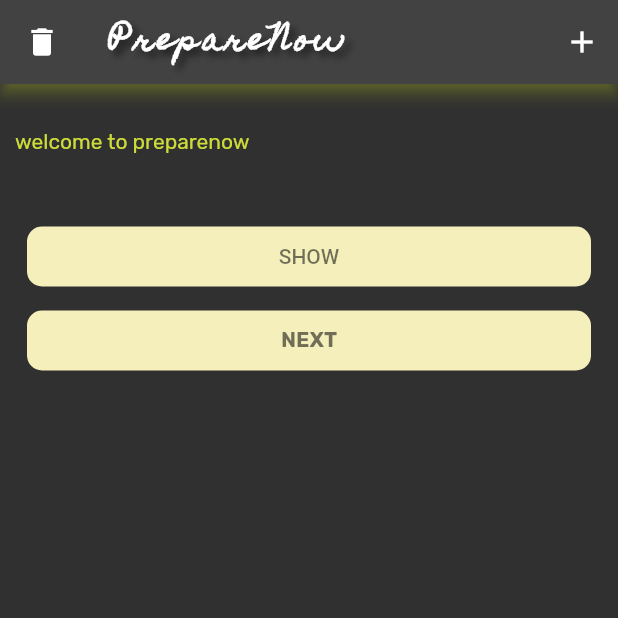
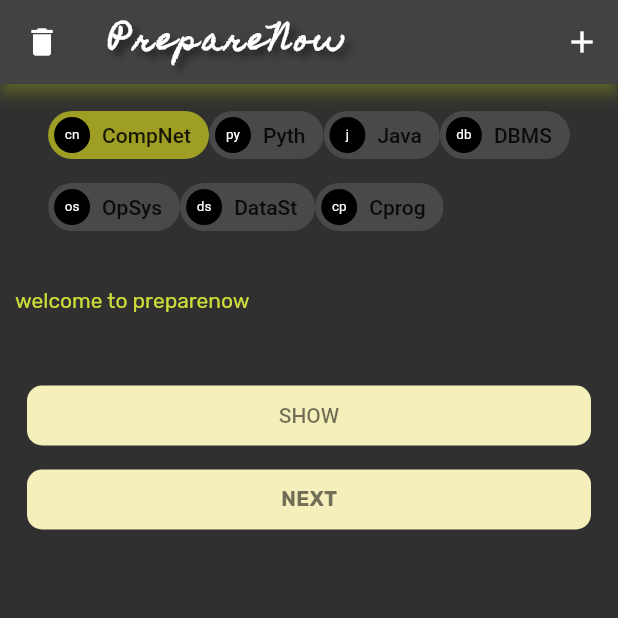
Before and after one commit to jithinprem/interview-app, a Flutter app: the screen it shows after launch, on a phone screen of 412 x 824 dp, the top half of it. Run offline on Flutter 3.47's test engine with Material 2 defaults, Android fonts, the phone set to English and light mode, and no system bars; our stand-ins replace sqflite; accounts and stored records are empty.

```diff
--- a/lib/screen/homepage.dart
+++ b/lib/screen/homepage.dart
@@ -6,6 +6,8 @@ import 'package:interview/actions/get_home_question.dart';
 import 'package:interview/question.dart';
 import 'package:sqflite/sqflite.dart';
 import 'package:interview/actions/get_no_items.dart';
+
+import '../stored_constant/stored_constant.dart';
 
 class HomePage extends StatefulWidget {
   const HomePage({Key? key}) : super(key: key);
@@ -16,32 +18,34 @@ class HomePage extends StatefulWidget {
 }
 
 class _HomePageState extends State<HomePage> {
-
-  getval() async{
-    GetQue().get_home_question('cn').then((List l){
+  getval() async {
+    GetQue().get_home_question(circle_avatars[_value]).then((List l) {
       allque = l;
     });
-    setState((){
+    setState(() {
       presentque = allque[0]['question'];
       presentans = allque[0]['answer'];
     });
     return allque;
   }
+
   @override
   void initState() {
     // TODO: implement initState
     super.initState();
-    get_total_items().then((ret_count){
-      setState((){
+    get_total_items().then((ret_count) {
+      setState(() {
         totalcount = ret_count;
         print('the total item changed to $totalcount');
       });
     });
     print('the total items is set to $totalcount');
     getval();
-
   }
 
+  int _value = 0;
+  List<String> list_subjects = ['CompNet', 'Pyth', 'Java', 'DBMS', 'OpSys', 'DataSt', 'Cprog'];
+  List<String> circle_avatars = ['cn', 'py', 'j', 'db', 'os', 'ds', 'cp'];
   var ind = 0;
   var _vis = false;
   var txtbut = 'SHOW';
@@ -49,17 +53,18 @@ class _HomePageState extends State<HomePage> {
   var ansfield = false;
   var quefield = false;
   String currsubject = 'cn';
-  var select_que =1;   // later do it by reinforcement learning
+  var select_que = 1; // later do it by reinforcement learning
   String presentque = 'welcome to preparenow';
-  String presentans = 'learn for your interviews, viva\'s with us..\nEnter next to view your questions';
+  String presentans =
+      'learn for your interviews, viva\'s with us..\nEnter next to view your questions';
   List allque = [];
 
   TextEditingController que = TextEditingController();
   TextEditingController ans = TextEditingController();
 
+
   @override
   Widget build(BuildContext context) {
-
     return MaterialApp(
       theme: ThemeData.dark().copyWith(primaryColor: Colors.lightGreen),
       home: SafeArea(
@@ -75,8 +80,7 @@ class _HomePageState extends State<HomePage> {
                   Shadow(
                       offset: Offset(4.0, 4.0),
                       blurRadius: 6.0,
-                    color: Colors.black54
-                  ),
+                      color: Colors.black54),
                 ],
               ),
             ),
@@ -84,15 +88,15 @@ class _HomePageState extends State<HomePage> {
             shadowColor: Colors.lime,
             leading: IconButton(
               icon: Icon(Icons.delete),
-              onPressed: (){
+              onPressed: () {
                 // delete
                 print('this question is going to be deleted');
                 print(allque[select_que]['id']);
                 print(allque[select_que]['question']);
                 int deleteque = allque[select_que]['id'];
-                setState((){
+                setState(() {
                   print('setstate called');
-                  select_que = (select_que + 1)%(totalcount-2);
+                  select_que = (select_que + 1) % (totalcount - 2);
                   presentque = allque[select_que]['question'];
                   presentans = allque[select_que]['answer'];
                 });
@@ -101,14 +105,16 @@ class _HomePageState extends State<HomePage> {
               },
             ),
             actions: [
-              IconButton(onPressed: (){
+              IconButton(
+                  onPressed: () {
                     //set all the items to invisible and show text field
-                setState((){
+                    setState(() {
                       ansfield = !ansfield;
-                  quefield= !quefield;
+                      quefield = !quefield;
                       buttonfield = !buttonfield;
                     });
-              }, icon: Icon(Icons.add)),
+                  },
+                  icon: Icon(Icons.add)),
             ],
           ),
           body: Container(
@@ -117,6 +123,31 @@ class _HomePageState extends State<HomePage> {
               mainAxisAlignment: MainAxisAlignment.center,
               crossAxisAlignment: CrossAxisAlignment.center,
               children: <Widget>[
+                SizedBox(
+                  height: 10,
+                ),
+                Wrap(
+                  children: List<Widget>.generate(
+                    7,
+                    (int index) {
+                      return ChoiceChip(
+                        avatar: CircleAvatar(
+                          child: Text(circle_avatars[index], style: TextStyle(fontSize: 9),),
+                        ),
+                        selectedColor: Colors.lime[800],
+                        label: Text(list_subjects[index], style: TextStyle(color: Colors.black87),),
+                        selected: _value == index,
+                        onSelected: (bool selected) {
+                          setState(() {
+                            _value = selected ? index : 0;
+                            getval();
+                            // set the subject and call addData again
+                          });
+                        },
+                      );
+                    },
+                  ).toList(),
+                ),
                 Expanded(
                   child: ListView(
                     children: <Widget>[
@@ -131,7 +162,8 @@ class _HomePageState extends State<HomePage> {
                           maxLines: 5,
                           decoration: InputDecoration(
                             border: OutlineInputBorder(
-                                borderRadius: BorderRadius.all(Radius.circular(20)),
+                              borderRadius:
+                                  BorderRadius.all(Radius.circular(20)),
                             ),
                             hintText: 'new question',
                           ),
@@ -145,7 +177,8 @@ class _HomePageState extends State<HomePage> {
                           maxLines: 28,
                           decoration: const InputDecoration(
                             border: OutlineInputBorder(
-                                borderRadius: BorderRadius.all(Radius.circular(20)),
+                              borderRadius:
+                                  BorderRadius.all(Radius.circular(20)),
                             ),
                             hintText: 'solution',
                           ),
@@ -154,17 +187,19 @@ class _HomePageState extends State<HomePage> {
                       Visibility(
                         visible: buttonfield,
                         child: TextButton(
-                            onPressed: () async{
+                          onPressed: () async {
                             String q1 = que.text;
                             String a1 = ans.text;
-                              computerNetwork.add(computerNetwork.length.toString()+ ') ' +q1);
+                            computerNetwork.add(
+                                computerNetwork.length.toString() + ') ' + q1);
                             computerNetwork.add(a1);
                             // add to database call a function
                             print('adding to database');
-                              AddtoDataBase().addData(q1, a1, currsubject).then((List l) async{
+                            AddtoDataBase()
+                                .addData(q1, a1, currsubject)
+                                .then((List l) async {
                               await getval();
                             });
-
                           },
                           child: Container(
                             margin: EdgeInsets.only(bottom: 50),
@@ -177,7 +212,10 @@ class _HomePageState extends State<HomePage> {
                             child: const Center(
                                 child: Text(
                               'SUBMIT',
-                                    style: TextStyle(color: Colors.black54, fontFamily: 'Rubik', fontWeight: FontWeight.bold),
+                              style: TextStyle(
+                                  color: Colors.black54,
+                                  fontFamily: 'Rubik',
+                                  fontWeight: FontWeight.bold),
                             )),
                           ),
                         ),
@@ -201,11 +239,10 @@ class _HomePageState extends State<HomePage> {
                       TextButton(
                         onPressed: () {
                           setState(() {
-                            if(txtbut == 'SHOW'){
+                            if (txtbut == 'SHOW') {
                               _vis = true;
                               txtbut = 'HIDE';
-                            }
-                            else if(txtbut == 'HIDE'){
+                            } else if (txtbut == 'HIDE') {
                               _vis = false;
                               txtbut = 'SHOW';
                             }
@@ -226,9 +263,9 @@ class _HomePageState extends State<HomePage> {
                         ),
                       ),
                       TextButton(
-                        onPressed: () async{
-                          setState((){
-                            select_que = (select_que +1)%(allque.length+1);
+                        onPressed: () async {
+                          setState(() {
+                            select_que = (select_que + 1) % (allque.length + 1);
                             presentque = allque[select_que]['question'];
                             presentans = allque[select_que]['answer'];
                           });
@@ -243,15 +280,17 @@ class _HomePageState extends State<HomePage> {
                           child: const Center(
                               child: Text(
                             'NEXT',
-                                style: TextStyle(color: Colors.black54, fontFamily: 'Rubik', fontWeight: FontWeight.bold),
+                            style: TextStyle(
+                                color: Colors.black54,
+                                fontFamily: 'Rubik',
+                                fontWeight: FontWeight.bold),
                           )),
                         ),
                       ),
-
                       Visibility(
                         visible: false,
                         child: TextButton(
-                          onPressed: () async{
+                          onPressed: () async {
                             AddMannualData().AddData();
                           },
                           child: Container(
@@ -263,13 +302,15 @@ class _HomePageState extends State<HomePage> {
                             child: Center(
                                 child: Text(
                               'Fetch question',
-                                  style: TextStyle(color: Colors.black54, fontFamily: 'Rubik', fontWeight: FontWeight.bold),
+                              style: TextStyle(
+                                  color: Colors.black54,
+                                  fontFamily: 'Rubik',
+                                  fontWeight: FontWeight.bold),
                             )),
                             width: double.infinity,
                           ),
                         ),
                       ),
-
                     ],
                   ),
                 ),
```
Also changed, not shown: lib/stored_constant/stored_constant.dart (added, +52 -0 lines). Lines whose indentation alone changed are shown as unchanged.
